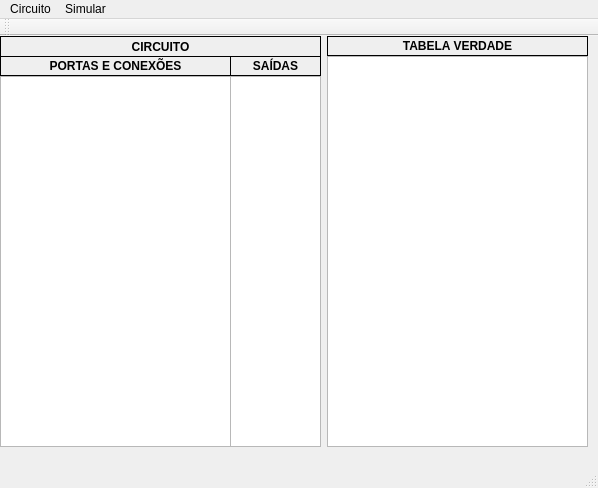
Above: Circuito/circuito.ui from gilvandrocesardemedeiros/Object-Oriented-Programming before the change. Below: the same form after it.
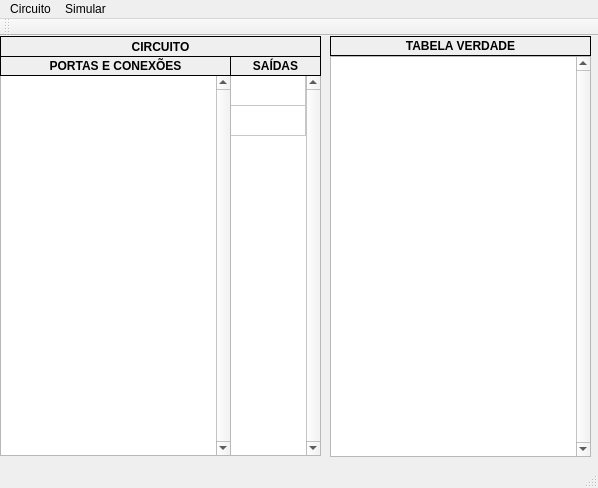
That is the form after the change.

```diff
--- a/Circuito/circuito.ui
+++ b/Circuito/circuito.ui
@@ -13,26 +13,6 @@
    <string>Simulador de Circuitos Digitais</string>
   </property>
   <widget class="QWidget" name="centralWidget">
-   <widget class="QListWidget" name="listWidget">
-    <property name="geometry">
-     <rect>
-      <x>0</x>
-      <y>40</y>
-      <width>231</width>
-      <height>371</height>
-     </rect>
-    </property>
-   </widget>
-   <widget class="QListWidget" name="listWidget_2">
-    <property name="geometry">
-     <rect>
-      <x>230</x>
-      <y>40</y>
-      <width>91</width>
-      <height>371</height>
-     </rect>
-    </property>
-   </widget>
    <widget class="QLabel" name="label">
     <property name="geometry">
      <rect>
@@ -180,20 +160,10 @@
      <bool>false</bool>
     </property>
    </widget>
-   <widget class="QListWidget" name="listWidget_3">
-    <property name="geometry">
-     <rect>
-      <x>327</x>
-      <y>20</y>
-      <width>261</width>
-      <height>391</height>
-     </rect>
-    </property>
-   </widget>
    <widget class="QLabel" name="label_4">
     <property name="geometry">
      <rect>
-      <x>327</x>
+      <x>330</x>
       <y>0</y>
       <width>261</width>
       <height>20</height>
@@ -239,6 +209,82 @@
      <bool>false</bool>
     </property>
    </widget>
+   <widget class="QTableWidget" name="tableWidget">
+    <property name="geometry">
+     <rect>
+      <x>0</x>
+      <y>39</y>
+      <width>231</width>
+      <height>381</height>
+     </rect>
+    </property>
+    <property name="verticalScrollBarPolicy">
+     <enum>Qt::ScrollBarAlwaysOn</enum>
+    </property>
+    <property name="autoScroll">
+     <bool>true</bool>
+    </property>
+   </widget>
+   <widget class="QTableWidget" name="tableWidget_2">
+    <property name="geometry">
+     <rect>
+      <x>230</x>
+      <y>39</y>
+      <width>91</width>
+      <height>381</height>
+     </rect>
+    </property>
+    <property name="verticalScrollBarPolicy">
+     <enum>Qt::ScrollBarAlwaysOn</enum>
+    </property>
+    <property name="sizeAdjustPolicy">
+     <enum>QAbstractScrollArea::AdjustIgnored</enum>
+    </property>
+    <property name="autoScroll">
+     <bool>true</bool>
+    </property>
+    <property name="rowCount">
+     <number>2</number>
+    </property>
+    <property name="columnCount">
+     <number>1</number>
+    </property>
+    <attribute name="horizontalHeaderVisible">
+     <bool>false</bool>
+    </attribute>
+    <attribute name="horizontalHeaderDefaultSectionSize">
+     <number>75</number>
+    </attribute>
+    <attribute name="horizontalHeaderHighlightSections">
+     <bool>false</bool>
+    </attribute>
+    <attribute name="verticalHeaderVisible">
+     <bool>false</bool>
+    </attribute>
+    <row/>
+    <row/>
+    <column/>
+   </widget>
+   <widget class="QTableWidget" name="tableWidget_3">
+    <property name="geometry">
+     <rect>
+      <x>330</x>
+      <y>20</y>
+      <width>261</width>
+      <height>401</height>
+     </rect>
+    </property>
+    <property name="verticalScrollBarPolicy">
+     <enum>Qt::ScrollBarAlwaysOn</enum>
+    </property>
+   </widget>
+   <zorder>label</zorder>
+   <zorder>tableWidget</zorder>
+   <zorder>tableWidget_2</zorder>
+   <zorder>tableWidget_3</zorder>
+   <zorder>label_4</zorder>
+   <zorder>label_3</zorder>
+   <zorder>label_2</zorder>
   </widget>
   <widget class="QMenuBar" name="menuBar">
    <property name="geometry">
```
Left out of the diff: 3 changed lines with no effect on the pictures.
